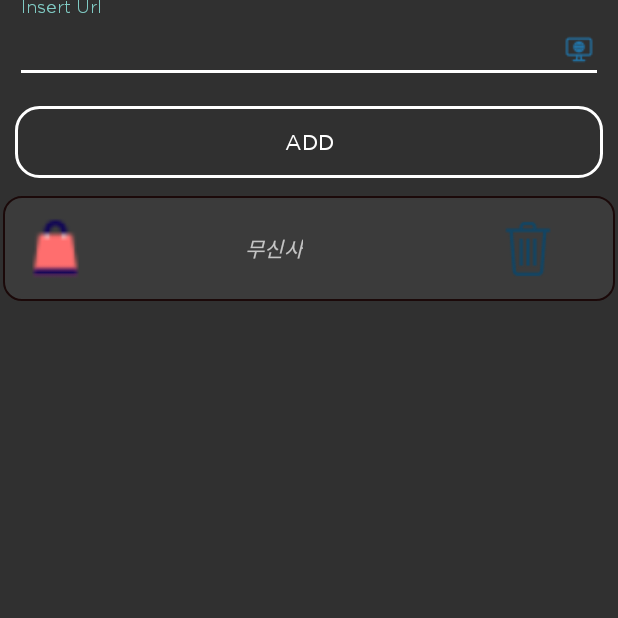
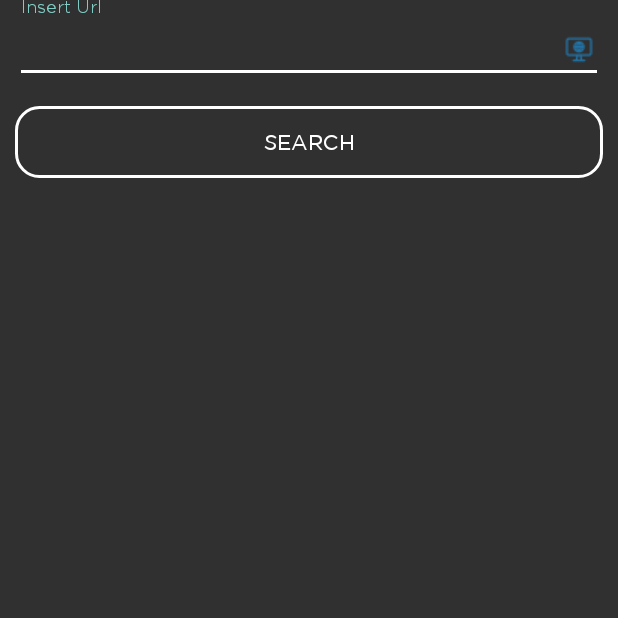
Before and after one commit to pgh8468/Sewing, an Android app: the fragment FragSavedShop shown on its own in the app's theme, on a phone screen of 412 x 824 dp, the top half of it. Run offline under Robolectric (Android 15) with nearby library versions, the phone set to English and light mode, and no system bars.

Commit message:
191127 g - fair final end

```diff
--- a/app/src/main/AndroidManifest.xml
+++ b/app/src/main/AndroidManifest.xml
@@ -25,7 +25,6 @@
             </intent-filter>
         </activity>
         <activity android:name=".MainPage" />
-        <activity android:name=".Click_photo_Activity" />
     </application>
 
 </manifest>
--- a/app/src/main/java/com/example/sewing/FragSavedShop.java
+++ b/app/src/main/java/com/example/sewing/FragSavedShop.java
@@ -1,9 +1,16 @@
 package com.example.sewing;
 
+import android.app.Activity;
 import android.os.Bundle;
+import android.text.Editable;
+import android.text.TextWatcher;
 import android.view.LayoutInflater;
 import android.view.View;
 import android.view.ViewGroup;
+import android.webkit.WebView;
+import android.webkit.WebViewClient;
+import android.widget.Button;
+import android.widget.Toast;
 
 import androidx.annotation.NonNull;
 import androidx.annotation.Nullable;
@@ -11,14 +18,18 @@ import androidx.fragment.app.Fragment;
 import androidx.recyclerview.widget.LinearLayoutManager;
 import androidx.recyclerview.widget.RecyclerView;
 
+import com.google.android.material.textfield.TextInputLayout;
+
 import java.util.ArrayList;
 import java.util.List;
 
 public class FragSavedShop extends Fragment {
 
     private View view;
-    private RecyclerView shop_recyclerview;
-    private List<Item_shop> item_shops;
+    private com.google.android.material.textfield.TextInputEditText Edit_Insert_shopUrl;
+    private Button Add_shop_btn;
+    private TextInputLayout textInputLayout;
+    String url;
 
     public static FragSavedShop newinstance() {
         FragSavedShop fragSavedShop = new FragSavedShop();
@@ -32,10 +43,56 @@ public class FragSavedShop extends Fragment {
 
         view = inflater.inflate(R.layout.frag_saved_shopping, container, false);
 
-        shop_recyclerview = view.findViewById(R.id.shop_recyclerview);
-        ShopRecyclerViewAdapter shopRecyclerViewAdapter = new ShopRecyclerViewAdapter(getContext(), item_shops);
-        shop_recyclerview.setLayoutManager(new LinearLayoutManager(getActivity()));
-        shop_recyclerview.setAdapter(shopRecyclerViewAdapter);
+        final WebView webView = view.findViewById(R.id.webView);
+        Edit_Insert_shopUrl = view.findViewById(R.id.Edit_Insert_shopUrl);
+        Add_shop_btn = view.findViewById(R.id.Add_shop_btn);
+        textInputLayout = view.findViewById(R.id.textInputLayout_Shop_Url);
+
+        Edit_Insert_shopUrl.addTextChangedListener(new TextWatcher() {
+            @Override
+            public void beforeTextChanged(CharSequence s, int start, int count, int after) {
+                //Add_shop_btn.setText("URL을 입력하여 인터넷을 사용");
+            }
+
+            @Override
+            public void onTextChanged(CharSequence s, int start, int before, int count) {
+
+            }
+
+            @Override
+            public void afterTextChanged(Editable s) {
+
+                if( !(s.toString().contains(".com")) || !(s.toString().contains("www."))){
+                    textInputLayout.setError("잘못된 url 입니다.");
+                }
+                else{
+                    textInputLayout.setError(null);
+                }
+
+            }
+        });
+
+
+        Add_shop_btn.setOnClickListener(new View.OnClickListener() {
+            @Override
+            public void onClick(View v) {
+
+                url = Edit_Insert_shopUrl.getText().toString();
+                url = "https://"+ url;
+
+                if(url.equals("")) {
+                    Activity act = getActivity();
+
+                    Toast.makeText(act, "http://를 포함한 url입력하시오.;", Toast.LENGTH_SHORT).show();
+
+                } else {
+                    webView.getSettings().setJavaScriptEnabled(true);
+                    webView.setWebViewClient(new WebViewClient());
+                    webView.loadUrl(url);
+                    webView.setVisibility(View.VISIBLE);
+                }
+            }
+        });
 
         return view;
     }
@@ -44,7 +101,5 @@ public class FragSavedShop extends Fragment {
     public void onCreate(@Nullable Bundle savedInstanceState) {
         super.onCreate(savedInstanceState);
 
-        item_shops = new ArrayList<>();
-        item_shops.add(new Item_shop(R.drawable.shopping, "무신사"));
     }
 }
--- a/app/src/main/java/com/example/sewing/Item_shop.java
+++ /dev/null
@@ -1,34 +0,0 @@
-package com.example.sewing;
-
-public class Item_shop {
-
-    private int img_shop;
-    private String Shop_url;
-
-    public Item_shop() {
-
-    }
-
-    public Item_shop(int img_shop, String shop_url) {
-        this.img_shop = img_shop;
-        Shop_url = shop_url;
-    }
-
-    //Getter
-    public int getImg_shop() {
-        return img_shop;
-    }
-
-    public String getShop_url() {
-        return Shop_url;
-    }
-
-    //Setter
-    public void setImg_shop(int img_shop) {
-        this.img_shop = img_shop;
-    }
-
-    public void setShop_url(String shop_url) {
-        Shop_url = shop_url;
-    }
-}
--- a/app/src/main/java/com/example/sewing/MainPage.java
+++ b/app/src/main/java/com/example/sewing/MainPage.java
@@ -40,7 +40,7 @@ public class MainPage extends AppCompatActivity {
 
         tabLayout.getTabAt(0).setIcon(R.drawable.star);
         tabLayout.getTabAt(1).setIcon(R.drawable.photo);
-        tabLayout.getTabAt(2).setIcon(R.drawable.shopping);
+        tabLayout.getTabAt(2).setIcon(R.drawable.search);
     }
 
 
--- a/app/src/main/java/com/example/sewing/ShopRecyclerViewAdapter.java
+++ /dev/null
@@ -1,62 +0,0 @@
-package com.example.sewing;
-
-import android.content.Context;
-import android.view.LayoutInflater;
-import android.view.View;
-import android.view.ViewGroup;
-import android.widget.ImageView;
-import android.widget.TextView;
-
-import androidx.annotation.NonNull;
-import androidx.recyclerview.widget.RecyclerView;
-
-import java.util.List;
-
-public class ShopRecyclerViewAdapter extends RecyclerView.Adapter<ShopRecyclerViewAdapter.ShopViewHolder>{
-
-    Context shopcontext;
-    List<Item_shop> shop_data;
-
-    public ShopRecyclerViewAdapter(Context shopcontext, List<Item_shop> shop_data) {
-        this.shopcontext = shopcontext;
-        this.shop_data = shop_data;
-    }
-
-    @NonNull
-    @Override
-    public ShopViewHolder onCreateViewHolder(@NonNull ViewGroup parent, int viewType) {
-
-        View view;
-        view = LayoutInflater.from(shopcontext).inflate(R.layout.item_shop, parent, false);
-        ShopViewHolder shopholder = new ShopViewHolder(view);
-
-        return shopholder;
-    }
-
-    @Override
-    public void onBindViewHolder(@NonNull ShopViewHolder holder, int position) {
-
-        holder.save_img_shop.setImageResource(shop_data.get(position).getImg_shop());
-        holder.save_url.setText(shop_data.get(position).getShop_url());
-
-    }
-
-    @Override
-    public int getItemCount() {
-        return shop_data.size();
-    }
-
-    public static class ShopViewHolder extends RecyclerView.ViewHolder {
-
-        ImageView save_img_shop;
-        TextView save_url;
-
-        public ShopViewHolder(@NonNull View itemView) {
-            super(itemView);
-
-            save_img_shop = itemView.findViewById(R.id.img_shop);
-            save_url = itemView.findViewById(R.id.Shop_url);
-
-        }
-    }
-}
--- a/app/src/main/res/layout/frag_saved_shopping.xml
+++ b/app/src/main/res/layout/frag_saved_shopping.xml
@@ -28,7 +28,7 @@
 
     <Button
         android:id="@+id/Add_shop_btn"
-        android:text="ADD"
+        android:text="Search"
         android:background="@drawable/bg_button_white"
         android:fontFamily="@font/gtham"
         android:layout_width="match_parent"
@@ -37,11 +37,12 @@
         android:layout_marginEnd="10dp"
         android:layout_marginBottom="10dp"/>
 
-    <androidx.recyclerview.widget.RecyclerView
-        android:id="@+id/shop_recyclerview"
+    <WebView
+        android:id="@+id/webView"
         android:layout_width="match_parent"
-        android:layout_height="match_parent">
+        android:layout_height="530dp"
+        android:visibility="invisible">
 
-    </androidx.recyclerview.widget.RecyclerView>
+    </WebView>
 
 </LinearLayout>
--- a/app/src/main/res/layout/item_shop.xml
+++ /dev/null
@@ -1,59 +0,0 @@
-<?xml version="1.0" encoding="utf-8"?>
-<LinearLayout
-    xmlns:android="http://schemas.android.com/apk/res/android"
-    android:orientation="horizontal"
-    android:layout_width="match_parent"
-    android:layout_height="wrap_content"
-    android:layout_margin="2dp"
-    android:background="@drawable/layout_round"
-    android:weightSum="3">
-
-    <LinearLayout
-        android:layout_width="match_parent"
-        android:layout_height="wrap_content"
-        android:layout_margin="10dp"
-        android:orientation="horizontal">
-
-        <de.hdodenhof.circleimageview.CircleImageView
-            android:id="@+id/img_shop"
-            android:src="@mipmap/ic_launcher"
-            android:layout_width="50dp"
-            android:layout_height="50dp"/>
-
-        <LinearLayout
-            android:layout_width="match_parent"
-            android:layout_height="match_parent"
-            android:orientation="vertical"
-            android:gravity="center"
-            android:layout_weight="1">
-
-            <TextView
-                android:id="@+id/Shop_url"
-                android:text="Naver"
-                android:layout_gravity="center_horizontal"
-                android:fontFamily="@font/gtham"
-                android:layout_width="wrap_content"
-                android:layout_height="wrap_content"/>
-
-        </LinearLayout>
-
-        <LinearLayout
-            android:layout_width="match_parent"
-            android:layout_height="match_parent"
-            android:gravity="end"
-            android:layout_weight="2">
-
-            <ImageButton
-                android:id="@+id/Del_shop_btn"
-                android:background="#00FFFFFF"
-                android:layout_width="match_parent"
-                android:layout_height="match_parent"
-                android:src="@drawable/trash"/>
-
-        </LinearLayout>
-
-    </LinearLayout>
-
-
-
-</LinearLayout>
```
Also changed, not shown: app/src/main/java/com/example/sewing/Click_photo_Activity.java (deleted, +0 -17 lines), app/src/main/java/com/example/sewing/FragSavedInsta.java (+1 -37 lines), app/src/main/java/com/example/sewing/FragSavedPhoto.java (+0 -56 lines), app/src/main/java/com/example/sewing/InstaRecyclerViewAdapter.java (+0 -15 lines), app/src/main/res/layout/click_photo.xml (deleted, +0 -17 lines), app/src/main/res/drawable/search.png (added).
